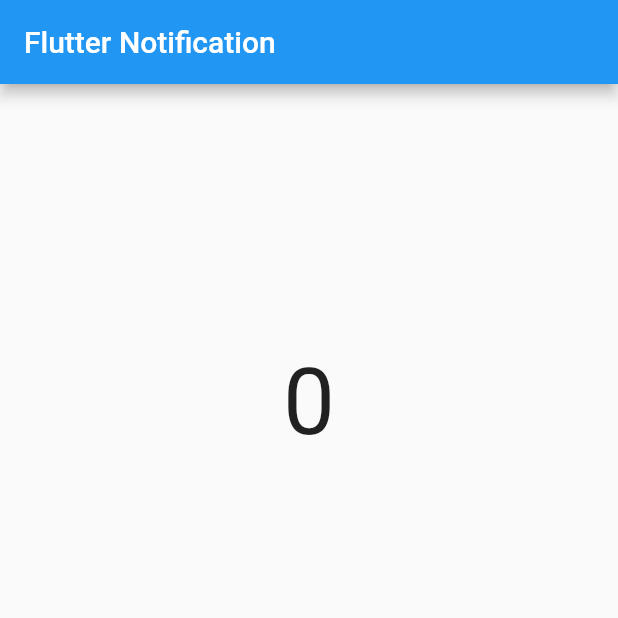
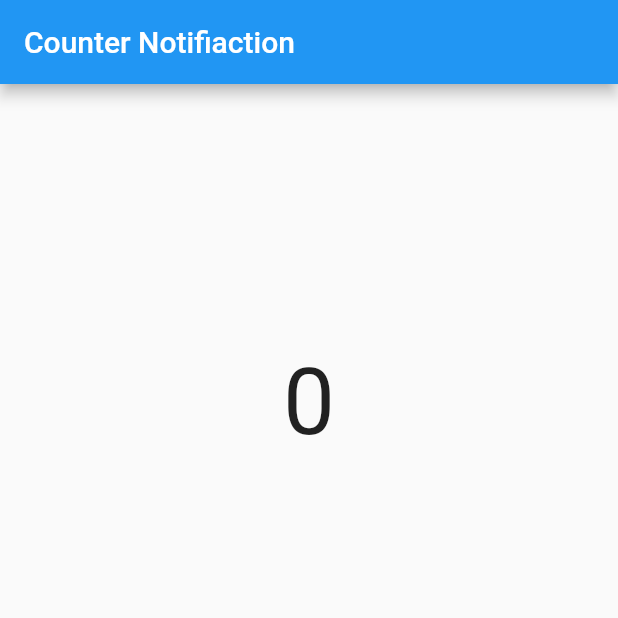
Before and after one commit to LeoAlexThomas/CounterNotification, a Flutter app: the screen it shows after launch, on a phone screen of 412 x 824 dp, the top half of it. Run offline on Flutter 3.47's test engine with Material 2 defaults, Android fonts, the light colour scheme and no system bars; our stand-ins replace awesome_notifications, get.

Commit message:
11-09-2021 StatelessWidget

```diff
--- a/lib/controller/countercontroller.dart
+++ b/lib/controller/countercontroller.dart
@@ -2,6 +2,12 @@ import 'package:get/get.dart';
 
 class CounterController extends GetxController {
   int counter = 0;
+
+  initilaizeCounter(int data) {
+    counter = data;
+    update();
+  }
+
   inc() {
     counter++;
 
--- a/lib/main.dart
+++ b/lib/main.dart
@@ -29,36 +29,19 @@ class MyApp extends StatelessWidget {
       theme: ThemeData(
         primarySwatch: Colors.blue,
       ),
-      home: MyHomePage(title: 'Flutter Notification'),
+      home: HomePage(),
     );
   }
 }
 
-class MyHomePage extends StatefulWidget {
-  MyHomePage({Key? key, required this.title}) : super(key: key);
-
-  final String title;
-
-  @override
-  _MyHomePageState createState() => _MyHomePageState();
-}
-
-class _MyHomePageState extends State<MyHomePage> {
+class HomePage extends StatelessWidget {
   final storage = LocalStorage();
   final notification = NotificationService();
   final controller = Get.put(CounterController());
 
-  @override
-  void initState() {
-    super.initState();
-    notification.notifyListener();
-    readCounter();
-  }
-
   readCounter() async {
     String data = await storage.readData();
-    controller.counter = int.parse(data);
-    setState(() {});
+    controller.initilaizeCounter(int.parse(data));
   }
 
   @override
@@ -66,9 +49,11 @@ class _MyHomePageState extends State<MyHomePage> {
     var scrHeight = MediaQuery.of(context).size.height / 100;
     var scrWidth = MediaQuery.of(context).size.width / 100;
     var fontHeight = MediaQuery.of(context).size.height * 0.01;
+    notification.notifyListener();
+    readCounter();
     return Scaffold(
       appBar: AppBar(
-        title: Text(widget.title),
+        title: Text("Counter Notifiaction"),
       ),
       body: Container(
         width: double.infinity,
--- a/lib/service/notification.dart
+++ b/lib/service/notification.dart
@@ -1,10 +1,12 @@
 import 'package:awesome_notifications/awesome_notifications.dart';
 import 'package:counter_notification/controller/countercontroller.dart';
+import 'package:counter_notification/storage/storage.dart';
 import 'package:get/get.dart';
 
 class NotificationService {
   final _notification = AwesomeNotifications();
   final controller = Get.put(CounterController());
+  final storage = LocalStorage();
 
   createNotification(String title, String content) async {
     _notification.createNotification(
@@ -33,6 +35,7 @@ class NotificationService {
     print('object');
     _notification.actionStream.listen((event) {
       int count = controller.inc();
+      storage.writeData(count.toString());
       createNotification('Counter Assignment', '$count');
     });
   }
```
